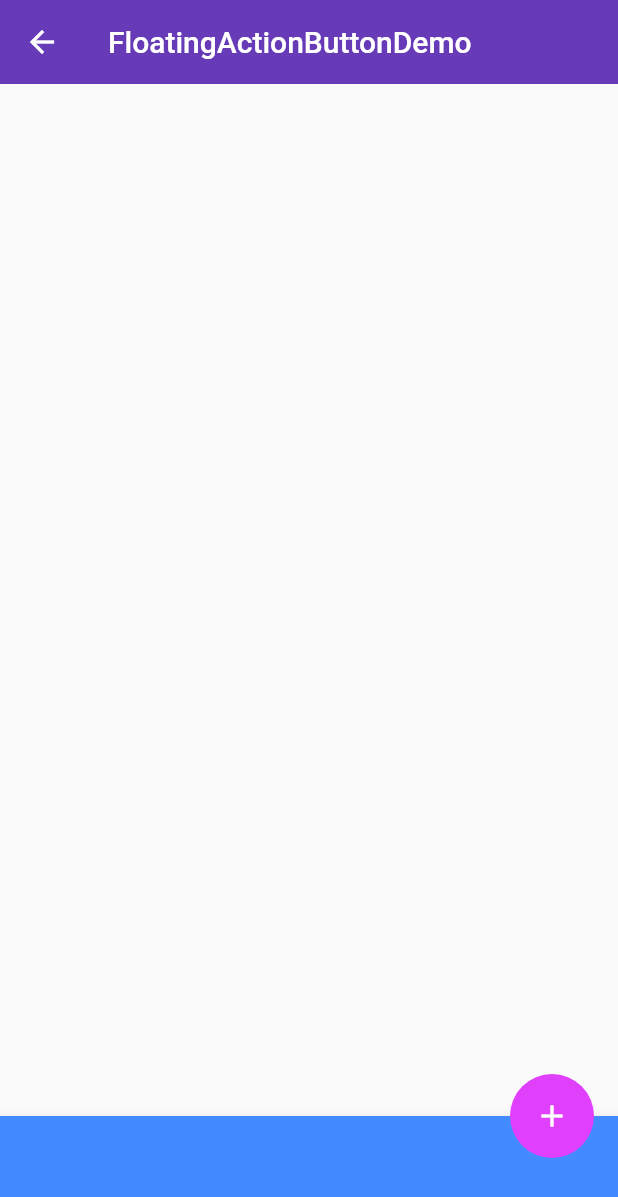
After one commit to zwna/flutter, a Flutter app: the MaterialComponent screen opened by its route, after a tap on "FloatingActionButton", on a phone screen of 412 x 824 dp. The commit adds this screen. Shown: the top 1197 px of the screen. Run offline on Flutter 3.47's test engine with Material 2 defaults, Android fonts, the phone set to English and light mode, and no system bars.

Commit message:
2018-12-28

```diff
--- /dev/null
+++ b/lib/demo/material_component.dart
@@ -0,0 +1,87 @@
+import 'package:flutter/material.dart';
+
+class MaterialComponent extends StatelessWidget {
+  @override
+  Widget build(BuildContext context) {
+    return Scaffold(
+          appBar: AppBar(
+            title: Text(
+              '原生组件',
+            ),
+            elevation: 0.0,
+          ),
+          body: ListView(
+            children: <Widget>[
+              ListItemWidget(title: 'FloatingActionButton',page: FloatingActionButtonDemo())
+            ],
+          ),
+        );
+  }
+}
+
+class ListItemWidget extends StatelessWidget {
+
+  final String title;
+
+  final Widget page;
+
+  ListItemWidget({this.title,this.page});
+
+  @override
+  Widget build(BuildContext context) {
+    return ListTile(
+      title: Text(
+        title,
+      ),
+      onTap: (){
+        Navigator.of(context).push(
+          MaterialPageRoute(
+              builder:
+              (context) => page,
+          )
+        );
+      },
+    );
+  }
+}
+
+class FloatingActionButtonDemo extends StatelessWidget {
+
+  final Widget _floatingActionButton = FloatingActionButton(onPressed:(){
+
+  },
+  child: Icon(Icons.add),
+   elevation: 0.0,
+   backgroundColor: Colors.purpleAccent,
+//   shape: BeveledRectangleBorder(
+//     borderRadius: BorderRadius.circular(30.0),
+//   ),
+  );
+
+  final Widget _floatingActionButtonExtend = FloatingActionButton.extended(
+      onPressed:(){},
+      icon: Icon(Icons.add),
+      backgroundColor: Colors.amber,
+      label: Text('Add'));
+
+  @override
+  Widget build(BuildContext context) {
+    return Scaffold(
+      appBar: AppBar(
+        title: Text(
+          'FloatingActionButtonDemo',
+        ),
+        elevation: 0.0,
+      ),
+      floatingActionButton: _floatingActionButton,
+      floatingActionButtonLocation: FloatingActionButtonLocation.endDocked,
+//      floatingActionButton: _floatingActionButtonExtend,
+    bottomNavigationBar: BottomAppBar(
+      child: Container(
+        height: 80.0,
+        color: Colors.blueAccent,
+      ),
+    ),
+    );
+  }
+}
--- a/lib/main.dart
+++ b/lib/main.dart
@@ -3,6 +3,7 @@ import 'package:flutter_app/demo/hello-demo.dart';
 import 'package:flutter_app/demo/sliver_demo.dart';
 import 'package:flutter_app/demo/navigator_demo.dart';
 import 'package:flutter_app/demo/form_demo.dart';
+import 'package:flutter_app/demo/material_component.dart';
 
 
 main() =>
@@ -30,11 +31,12 @@ class CustomWidget extends StatelessWidget{
       debugShowCheckedModeBanner: false,
 //      home: Home(),
 //      home: NavigatorDemo(),
-      initialRoute: "/form",
+      initialRoute: "/mdc",
       routes: {
         "/":(context) => Home(),
         "/about":(context) => Page(title: 'About'),
         "/form":(context) => FormDemo(),
+        "/mdc":(context) => MaterialComponent(),
       },
       theme: ThemeData(
         primarySwatch: Colors.deepPurple,
```
Also changed, not shown: lib/demo/form_demo.dart (+135 -2 lines).
